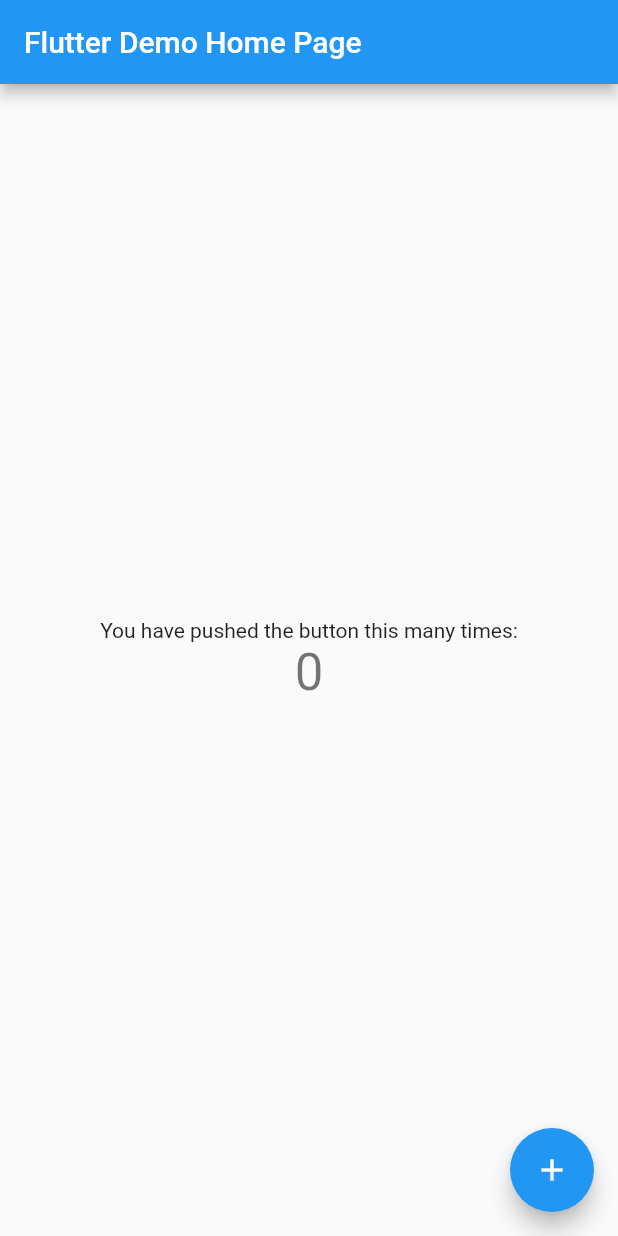
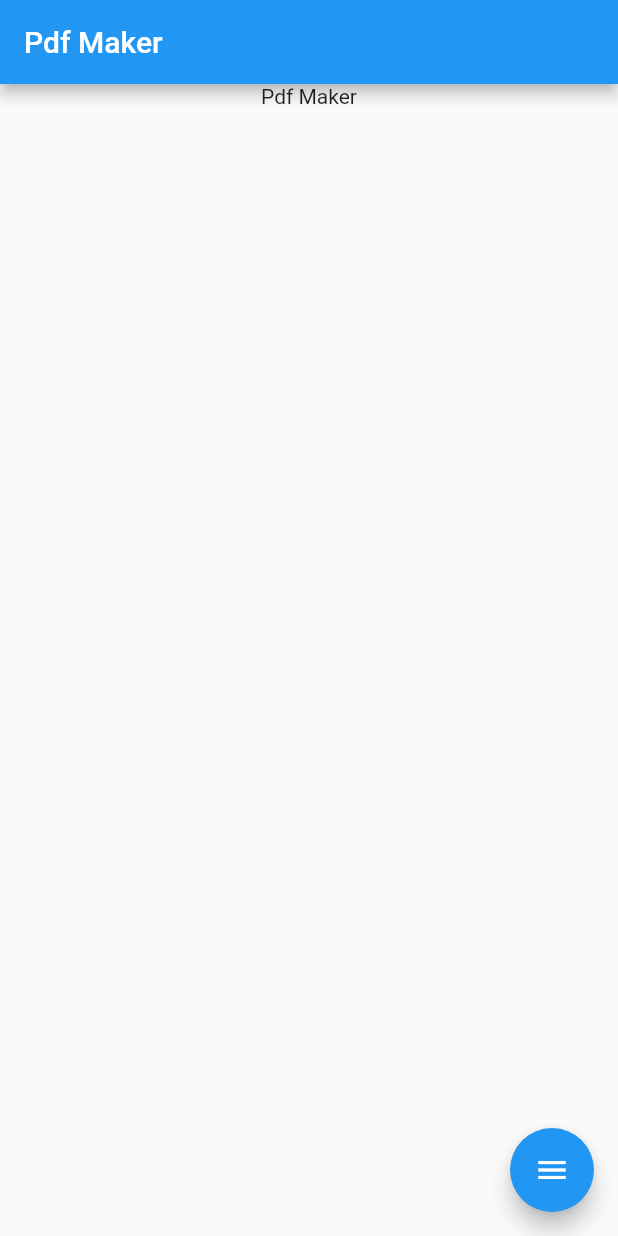
Before and after one commit to DRohan007/pdf_maker, a Flutter app: the screen it shows after launch, on a phone screen of 412 x 824 dp. Run offline on Flutter 3.47's test engine with Material 2 defaults, Android fonts, the phone set to English and light mode, and no system bars; drawn by our look-alikes of flutter_speed_dial; our stand-ins replace file_picker, pdf; missing offline and left inert: pdf_flutter.

Commit message:
Pdf_Maker: Import plugins & add pdf page
Signed-off-by: DRohan007 <drohan940@gmail.com>

```diff
--- a/lib/main.dart
+++ b/lib/main.dart
@@ -1,117 +1,86 @@
+import 'dart:io';
+import 'package:file_picker/file_picker.dart';
 import 'package:flutter/material.dart';
+import 'createpdf.dart';
+import 'package:flutter_speed_dial/flutter_speed_dial.dart';
+import 'pdf_page.dart';
 
-void main() {
-  runApp(MyApp());
+void main(){
+  runApp(pdf_maker());
 }
 
-class MyApp extends StatelessWidget {
-  // This widget is the root of your application.
+class pdf_maker extends StatelessWidget {
   @override
   Widget build(BuildContext context) {
     return MaterialApp(
-      title: 'Flutter Demo',
-      theme: ThemeData(
-        // This is the theme of your application.
-        //
-        // Try running your application with "flutter run". You'll see the
-        // application has a blue toolbar. Then, without quitting the app, try
-        // changing the primarySwatch below to Colors.green and then invoke
-        // "hot reload" (press "r" in the console where you ran "flutter run",
-        // or simply save your changes to "hot reload" in a Flutter IDE).
-        // Notice that the counter didn't reset back to zero; the application
-        // is not restarted.
-        primarySwatch: Colors.blue,
-        // This makes the visual density adapt to the platform that you run
-        // the app on. For desktop platforms, the controls will be smaller and
-        // closer together (more dense) than on mobile platforms.
-        visualDensity: VisualDensity.adaptivePlatformDensity,
+      routes: {
+        '/pdfpage': (context) => pdf_create(),
+      },
+      debugShowCheckedModeBanner: false,
+      home: Home_Page(),
+    );
+  }
+}
+class Home_Page extends StatefulWidget {
+  @override
+  _Home_PageState createState() => _Home_PageState();
+}
+
+class _Home_PageState extends State<Home_Page> {
+  File file;
+  @override
+  Widget build(BuildContext context) {
+    return Scaffold(
+      appBar: AppBar(
+        title: Text("Pdf Maker"),
       ),
-      home: MyHomePage(title: 'Flutter Demo Home Page'),
+      body: SingleChildScrollView(
+        child: Column(
+        crossAxisAlignment: CrossAxisAlignment.center,
+        children: [
+             Center(
+                child: Text("Pdf Maker"),
+                   ),
+        ],
+      ),
+      ),
+      // IconButton(
+      //   onPressed: (){},
+      //   icon: Icons.create_new_folder,
+      // ),
+      floatingActionButton: SpeedDial(
+        tooltip: "Tap",
+        child: Icon(Icons.menu),
+        children: [
+          SpeedDialChild(
+            child: Icon(Icons.picture_as_pdf),
+            label: 'Open Pdf',
+            onTap: () async {
+              File picked_file = await FilePicker.getFile(
+                type: FileType.custom,
+                allowedExtensions: ['pdf'],
+              );
+              setState(() {
+                file = picked_file;
+              });
+              Navigator.of(context).push(MaterialPageRoute(
+                builder: (context) => pdf_show(file),
+                ),
+                );
+            },
+          ),
+          SpeedDialChild(
+            label: "Create Pdf",
+            child: Icon(Icons.create_new_folder),
+            onTap: () {
+                Navigator.pushNamed(context, '/pdfpage');
+            },
+          ),
+        ],
+      ),
+          floatingActionButtonLocation: FloatingActionButtonLocation.endFloat,
     );
   }
 }
 
-class MyHomePage extends StatefulWidget {
-  MyHomePage({Key key, this.title}) : super(key: key);
-
-  // This widget is the home page of your application. It is stateful, meaning
-  // that it has a State object (defined below) that contains fields that affect
-  // how it looks.
-
-  // This class is the configuration for the state. It holds the values (in this
-  // case the title) provided by the parent (in this case the App widget) and
-  // used by the build method of the State. Fields in a Widget subclass are
-  // always marked "final".
-
-  final String title;
-
-  @override
-  _MyHomePageState createState() => _MyHomePageState();
-}
-
-class _MyHomePageState extends State<MyHomePage> {
-  int _counter = 0;
-
-  void _incrementCounter() {
-    setState(() {
-      // This call to setState tells the Flutter framework that something has
-      // changed in this State, which causes it to rerun the build method below
-      // so that the display can reflect the updated values. If we changed
-      // _counter without calling setState(), then the build method would not be
-      // called again, and so nothing would appear to happen.
-      _counter++;
-    });
-  }
-
-  @override
-  Widget build(BuildContext context) {
-    // This method is rerun every time setState is called, for instance as done
-    // by the _incrementCounter method above.
-    //
-    // The Flutter framework has been optimized to make rerunning build methods
-    // fast, so that you can just rebuild anything that needs updating rather
-    // than having to individually change instances of widgets.
-    return Scaffold(
-      appBar: AppBar(
-        // Here we take the value from the MyHomePage object that was created by
-        // the App.build method, and use it to set our appbar title.
-        title: Text(widget.title),
-      ),
-      body: Center(
-        // Center is a layout widget. It takes a single child and positions it
-        // in the middle of the parent.
-        child: Column(
-          // Column is also a layout widget. It takes a list of children and
-          // arranges them vertically. By default, it sizes itself to fit its
-          // children horizontally, and tries to be as tall as its parent.
-          //
-          // Invoke "debug painting" (press "p" in the console, choose the
-          // "Toggle Debug Paint" action from the Flutter Inspector in Android
-          // Studio, or the "Toggle Debug Paint" command in Visual Studio Code)
-          // to see the wireframe for each widget.
-          //
-          // Column has various properties to control how it sizes itself and
-          // how it positions its children. Here we use mainAxisAlignment to
-          // center the children vertically; the main axis here is the vertical
-          // axis because Columns are vertical (the cross axis would be
-          // horizontal).
-          mainAxisAlignment: MainAxisAlignment.center,
-          children: <Widget>[
-            Text(
-              'You have pushed the button this many times:',
-            ),
-            Text(
-              '$_counter',
-              style: Theme.of(context).textTheme.headline4,
-            ),
-          ],
-        ),
-      ),
-      floatingActionButton: FloatingActionButton(
-        onPressed: _incrementCounter,
-        tooltip: 'Increment',
-        child: Icon(Icons.add),
-      ), // This trailing comma makes auto-formatting nicer for build methods.
-    );
-  }
-}
+//
--- /dev/null
+++ b/lib/pdf_page.dart
@@ -0,0 +1,17 @@
+import 'dart:io';
+import 'package:flutter/material.dart';
+import 'package:pdf_flutter/pdf_flutter.dart';
+
+class pdf_show extends StatelessWidget {
+  File pts;
+  pdf_show(this.pts);
+  @override
+  Widget build(BuildContext context) {
+    return Scaffold(
+      body: Center(
+        child: pts != null ? PDF.file(pts, height: 700, width: 500,)
+                         : Text("Open a Pdf"),
+      ),
+    );
+  }
+}
```
Also changed, not shown: lib/createpdf.dart (added, +108 -0 lines), pubspec.yaml (+7 -1 lines), pubspec.lock, 1 other file.
